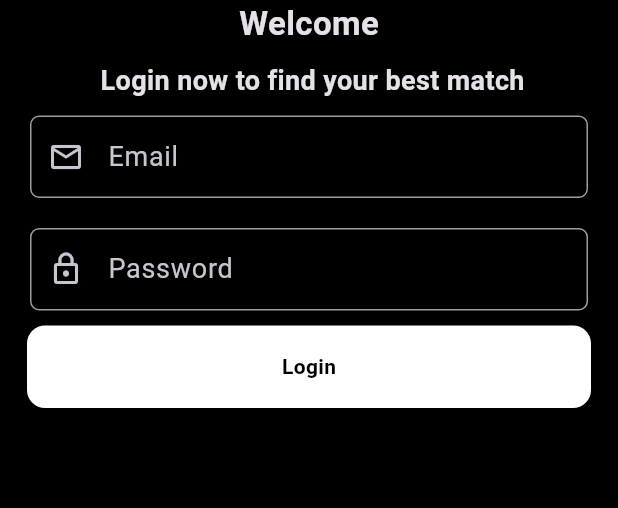
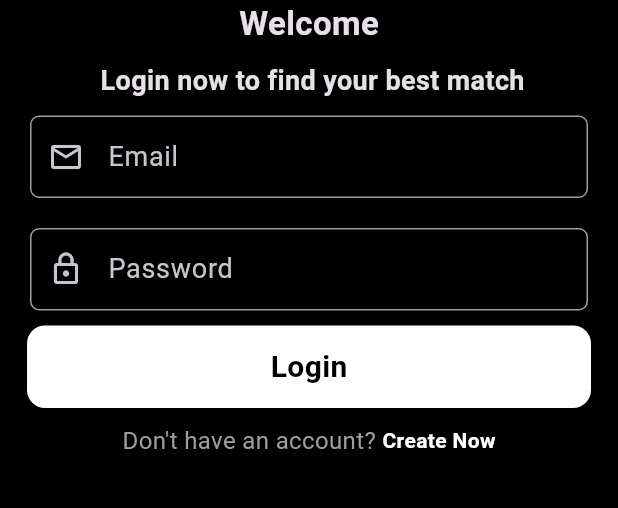
Before and after one commit to natanmuletahunde/tinder_clone, a Flutter app: the screen it shows after launch, on a phone screen of 412 x 824 dp, the part 480-988 px from its top. Run offline on Flutter 3.47's test engine with Material 3 defaults, Android fonts, the phone set to English and light mode, and no system bars.

Commit message:
create the donot have an account

```diff
--- a/lib/authenticationScreen/login_screen.dart
+++ b/lib/authenticationScreen/login_screen.dart
@@ -81,15 +81,41 @@ import 'package:tinder/widgets/custom_text_field_widget.dart';
                   'Login',
                   style: TextStyle(
                     color: Colors.black,
+                    fontSize: 20,
                     fontWeight: FontWeight.bold
                   ),
                 ),
-               ) ,
+               ),
+
               ),
 
+            ),
+            const SizedBox(height: 10,),
+
+            Row(
+              mainAxisAlignment: MainAxisAlignment.center,
+             children: [
+                 const Text(
+                  "Don't have an account? ",
+                  style: TextStyle(
+                    fontSize: 16,
+                    color: Colors.grey
+                  ),
+                 ),
+                 InkWell(
+                  onTap: () {
+
+                  },
+                  child:  const Text(
+                    'Create Now',
+                    style: TextStyle(
+                      fontWeight: FontWeight.bold,
+                      color: Colors.white
+                    ),
+                  ),
+                 )
+             ],
             )
-
-
               ],
             ),
         ),
```
